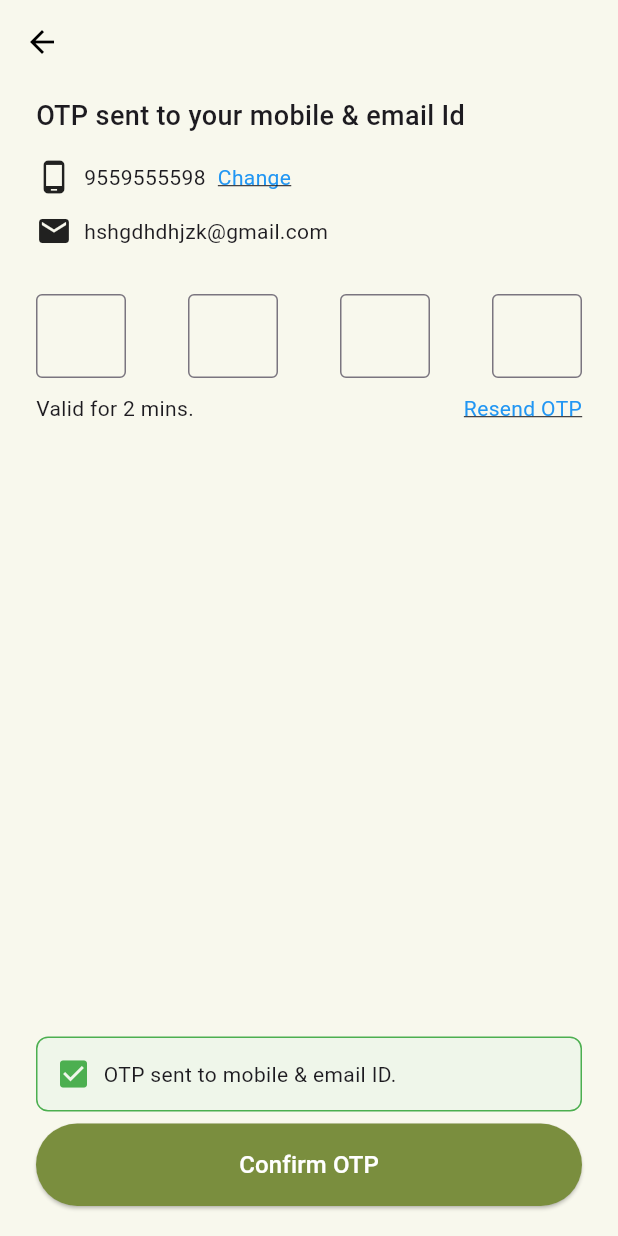
After one commit to Ersanju/firebase-flutter-setup-authentication, a Flutter app: the OtpVerificationPage screen opened directly, on a phone screen of 412 x 824 dp. The commit adds this screen. Run offline on Flutter 3.47's test engine with Material 3 defaults, Android fonts, the phone set to English and light mode, and no system bars; our stand-ins replace country_code_picker, firebase_core; accounts and stored records are empty.

Commit message:
User sign_up and opt_verification_page

```diff
--- /dev/null
+++ b/lib/authentication/opt_verification_page.dart
@@ -0,0 +1,160 @@
+import 'package:flutter/material.dart';
+
+class OtpVerificationPage extends StatefulWidget {
+  const OtpVerificationPage({super.key});
+
+  @override
+  State<OtpVerificationPage> createState() => _OtpVerificationPageState();
+}
+
+class _OtpVerificationPageState extends State<OtpVerificationPage> {
+  final List<TextEditingController> _otpControllers =
+  List.generate(4, (index) => TextEditingController());
+
+  bool _showOtpSentMessage = true;
+
+  @override
+  void initState() {
+    super.initState();
+    // Hide OTP message after 2 seconds
+    Future.delayed(const Duration(seconds: 4), () {
+      if (mounted) {
+        setState(() {
+          _showOtpSentMessage = false;
+        });
+      }
+    });
+  }
+
+  @override
+  void dispose() {
+    for (var controller in _otpControllers) {
+      controller.dispose();
+    }
+    super.dispose();
+  }
+
+  @override
+  Widget build(BuildContext context) {
+    return Scaffold(
+      backgroundColor: const Color(0xFFF8F8ED),
+      appBar: AppBar(
+        backgroundColor: const Color(0xFFF8F8ED),
+        elevation: 0,
+        leading: const BackButton(color: Colors.black),
+      ),
+      body: Padding(
+        padding: const EdgeInsets.symmetric(horizontal: 24.0),
+        child: Column(
+          crossAxisAlignment: CrossAxisAlignment.start,
+          children: [
+            const SizedBox(height: 8),
+            const Text(
+              "OTP sent to your mobile & email Id",
+              style: TextStyle(fontSize: 18, fontWeight: FontWeight.w500),
+            ),
+            const SizedBox(height: 16),
+            Row(
+              children: [
+                const Icon(Icons.phone_android),
+                const SizedBox(width: 8),
+                const Text("9559555598"),
+                const SizedBox(width: 8),
+                InkWell(
+                  onTap: () {
+                    // Handle change number
+                  },
+                  child: const Text("Change",
+                      style: TextStyle(
+                          decoration: TextDecoration.underline,
+                          color: Colors.blue)),
+                ),
+              ],
+            ),
+            const SizedBox(height: 12),
+            Row(
+              children: const [
+                Icon(Icons.email),
+                SizedBox(width: 8),
+                Text("hshgdhdhjzk@gmail.com"),
+              ],
+            ),
+            const SizedBox(height: 30),
+            Row(
+              mainAxisAlignment: MainAxisAlignment.spaceBetween,
+              children: List.generate(4, (index) {
+                return SizedBox(
+                  width: 60,
+                  child: TextField(
+                    controller: _otpControllers[index],
+                    keyboardType: TextInputType.number,
+                    maxLength: 1,
+                    textAlign: TextAlign.center,
+                    decoration: const InputDecoration(
+                      counterText: '',
+                      border: OutlineInputBorder(),
+                    ),
+                    onChanged: (value) {
+                      if (value.isNotEmpty && index < 3) {
+                        FocusScope.of(context).nextFocus();
+                      }
+                    },
+                  ),
+                );
+              }),
+            ),
+            const SizedBox(height: 10),
+            Row(
+              children: [
+                const Text("Valid for 2 mins."),
+                const Spacer(),
+                InkWell(
+                  onTap: () {
+                    // Handle resend OTP
+                  },
+                  child: const Text("Resend OTP",
+                      style: TextStyle(
+                          decoration: TextDecoration.underline,
+                          color: Colors.blue)),
+                ),
+              ],
+            ),
+            const Spacer(),
+            _showOtpSentMessage
+                ? Container(
+              padding: const EdgeInsets.all(12),
+              margin: const EdgeInsets.only(bottom: 8),
+              decoration: BoxDecoration(
+                color: const Color(0xFFEFF6EA),
+                border: Border.all(color: Colors.green),
+                borderRadius: BorderRadius.circular(8),
+              ),
+              child: Row(
+                children: const [
+                  Icon(Icons.check_box, color: Colors.green),
+                  SizedBox(width: 8),
+                  Text("OTP sent to mobile & email ID."),
+                ],
+              ),
+            )
+                : const SizedBox.shrink(),
+            SizedBox(
+              width: double.infinity,
+              child: ElevatedButton(
+                style: ElevatedButton.styleFrom(
+                    backgroundColor: const Color(0xFF7A8E3E),
+                    padding: const EdgeInsets.symmetric(vertical: 16)),
+                onPressed: () {
+                  // Handle confirm OTP
+                },
+                child: const Text("Confirm OTP",
+                    style: TextStyle(color: Colors.white, fontSize: 16)),
+              ),
+            ),
+            const SizedBox(height: 20),
+          ],
+        ),
+      ),
+    );
+  }
+}
--- a/lib/main.dart
+++ b/lib/main.dart
@@ -1,6 +1,9 @@
 import 'package:firebase_core/firebase_core.dart';
+import 'package:firebase_setup_console/authentication/opt_verification_page.dart';
 import 'package:firebase_setup_console/authentication/signup_login_page.dart';
 import 'package:flutter/material.dart';
+
+import 'authentication/signup_user.dart';
 
 Future<void> main() async {
 
```
Also changed, not shown: lib/authentication/signup_login_page.dart (+9 -2 lines), lib/authentication/signup_user.dart (added, +169 -0 lines), pubspec.yaml (+5 -12 lines), pubspec.lock.
